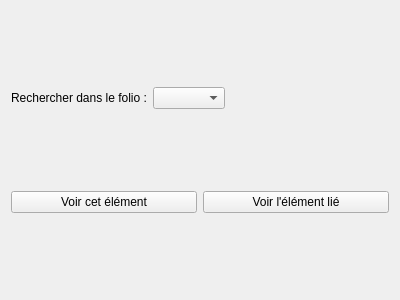
qelectrotech/qelectrotech-source-mirror, file sources/ui/linksingleelementwidget.ui: the form before one commit.
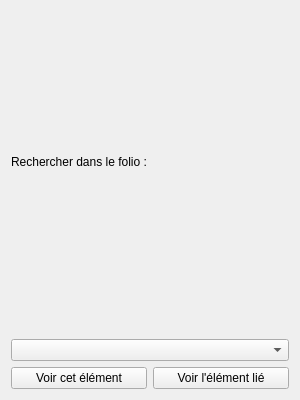
The form after the commit.

Commit message: Fix widgets size for dock

```diff
--- a/sources/ui/linksingleelementwidget.ui
+++ b/sources/ui/linksingleelementwidget.ui
@@ -6,8 +6,8 @@
    <rect>
     <x>0</x>
     <y>0</y>
-    <width>400</width>
-    <height>300</height>
+    <width>300</width>
+    <height>400</height>
    </rect>
   </property>
   <property name="windowTitle">
@@ -15,7 +15,7 @@
   </property>
   <layout class="QVBoxLayout" name="main_layout">
    <item>
-    <layout class="QHBoxLayout" name="header_layout">
+    <layout class="QVBoxLayout" name="header_layout">
      <item>
       <widget class="QLabel" name="label">
        <property name="text">
@@ -23,9 +23,6 @@
        </property>
       </widget>
      </item>
-     <item>
-      <widget class="QComboBox" name="folio_combo_box"/>
-     </item>
      <item>
       <spacer name="horizontalSpacer">
        <property name="orientation">
@@ -39,6 +36,9 @@
        </property>
       </spacer>
      </item>
+     <item>
+      <widget class="QComboBox" name="folio_combo_box"/>
+     </item>
     </layout>
    </item>
    <item>
```
The commit also changes 4 other files.
